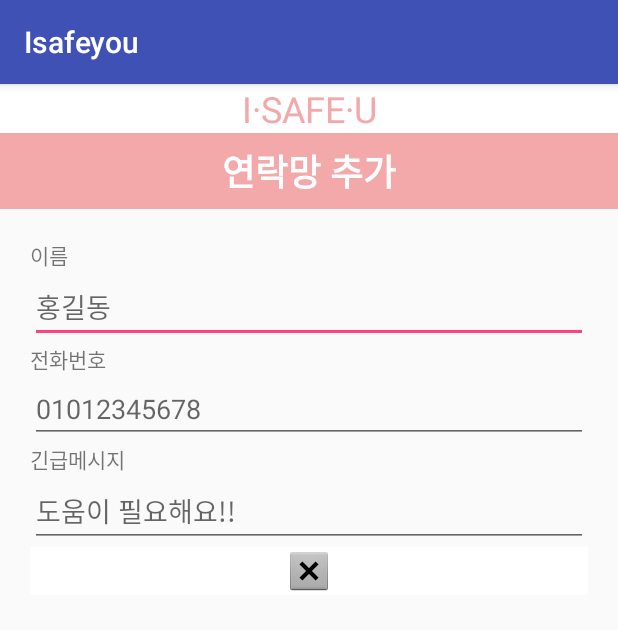
After one commit to Ankwinam/Isafeyou2, an Android app: the ContactAddActivity screen opened directly, with no data from a screen before it, on a phone screen of 412 x 824 dp. The commit adds this screen. Shown: the top 630 px of the screen. Run offline under Robolectric (Android 15) with nearby library versions, the phone set to English and light mode, and no system bars.

Commit message:
contactactivity 구성

```diff
--- a/app/build.gradle
+++ b/app/build.gradle
@@ -24,16 +24,17 @@ dependencies {
     androidTestCompile('com.android.support.test.espresso:espresso-core:2.2.2', {
         exclude group: 'com.android.support', module: 'support-annotations'
     })
+    //Circular Image View
+    compile 'com.google.android.gms:play-services:9.8.0'
+    compile files('lib/com.skp.Tmap_1.0.47.jar')
     compile 'com.android.support:appcompat-v7:25.3.0'
     compile 'com.android.support:design:25.3.0'
-    testCompile 'junit:junit:4.12'
-    //Circular Image View
     compile 'com.pkmmte.view:circularimageview:1.1'
     compile 'com.google.android.gms:play-services-appindexing:8.4.0'
     compile 'com.google.android.gms:play-services:9.8.0'
     compile 'com.bartoszlipinski:recyclerviewheader2:2.0.1'
     compile 'com.android.support:multidex:1.0.0'
-    compile 'com.google.android.gms:play-services:9.8.0'
     compile 'com.mcxiaoke.volley:library-aar:1.0.0'
-    compile files('lib/com.skp.Tmap_1.0.47.jar')
+    compile 'com.android.support.constraint:constraint-layout:1.0.2'
+    testCompile 'junit:junit:4.12'
 }
--- /dev/null
+++ b/app/src/main/java/com/example/kwinam/isafeyou/isafeyou/Activity/ContactAddActivity.java
@@ -0,0 +1,34 @@
+package com.example.kwinam.isafeyou.isafeyou.Activity;
+
+import android.support.v7.app.AppCompatActivity;
+import android.os.Bundle;
+import android.view.Gravity;
+import android.view.View;
+import android.widget.ImageButton;
+import android.widget.Toast;
+
+import com.example.kwinam.isafeyou.R;
+
+public class ContactAddActivity extends AppCompatActivity {
+
+    ImageButton add_decision;
+
+    @Override
+    protected void onCreate(Bundle savedInstanceState) {
+        super.onCreate(savedInstanceState);
+        setContentView(R.layout.contact_add);
+
+        add_decision = (ImageButton)findViewById(R.id.add_decision_btn);
+
+        add_decision.setOnClickListener(new View.OnClickListener() {
+            @Override
+            public void onClick(View v) {
+                Toast toast = Toast.makeText(getApplicationContext(),
+                        "추가 버튼 눌림", Toast.LENGTH_LONG);
+                toast.setGravity(Gravity.BOTTOM, 0, 0);
+                toast.show();
+            }
+        });
+
+    }
+}
--- a/app/src/main/java/com/example/kwinam/isafeyou/isafeyou/Fragment/TabFragment3.java
+++ b/app/src/main/java/com/example/kwinam/isafeyou/isafeyou/Fragment/TabFragment3.java
@@ -1,87 +1,40 @@
 package com.example.kwinam.isafeyou.isafeyou.Fragment;
 
 import android.app.Activity;
-import android.database.Cursor;
-import android.net.Uri;
+import android.content.Intent;
 import android.os.Bundle;
-import android.provider.ContactsContract;
 import android.support.v4.app.Fragment;
-import android.support.v4.app.FragmentActivity;
-import android.support.v4.app.ListFragment;
-import android.util.Log;
 import android.view.LayoutInflater;
 import android.view.View;
 import android.view.ViewGroup;
-import android.widget.ListView;
-import android.widget.TextView;
-import android.widget.Toolbar;
+import android.widget.ImageButton;
+
 
 import com.example.kwinam.isafeyou.R;
+import com.example.kwinam.isafeyou.isafeyou.Activity.ContactAddActivity;
 
 /**
  * Created by KwiNam on 2017-07-19.
  */
 
-public class TabFragment3 extends Fragment {
+public class TabFragment3 extends Fragment{
 
-    //String tag = null;
-    //ListView list;
+    ImageButton contactadd_btn;
 
     @Override
     public View onCreateView(LayoutInflater inflater, ViewGroup container, Bundle savedInstanceState) {
         View view = inflater.inflate(R.layout.fragment_3, container, false);
 
-        //list = (ListView) view.findViewById(R.id.contact_list);
-        //getList();
+        contactadd_btn = (ImageButton)view.findViewById(R.id.contact_add_btn);
+        contactadd_btn.setOnClickListener(new View.OnClickListener() {
+            @Override
+            public void onClick(View v) {
+                Intent intent = new Intent(getContext(), ContactAddActivity.class);
+                startActivity(intent);
+            }
+        });
 
         return view;
     }
 
-//    private void getList() {
-//        //주소록 URI
-//        Uri people = ContactsContract.CommonDataKinds.Phone.CONTENT_URI;
-//
-//        //검색할 컬럼 정하기
-//        String[] projection = new String[] {
-//                ContactsContract.CommonDataKinds.Phone._ID,
-//                ContactsContract.CommonDataKinds.Phone.DISPLAY_NAME,
-//                ContactsContract.CommonDataKinds.Phone.NUMBER
-//        };
-//
-//        @SuppressWarnings("deprecation");
-//        //Cursor cursor = getContentResolver().query(people, projection, null, null, null); //전화번호부 가져오기
-//        Cursor cursor = managedQuery(people, projection, null, null, null); //전화번호부 가져오기
-//
-//        int end = cursor.getCount(); //전화번호부 갯수 세기
-//        Log.d(tag, "end = "+end);
-//
-//        String[] name = new String[end]; //전화번호부의 이름을 저장할 배열 선언
-//        String[] phone = new String[end];
-//
-//        int count = 0;
-//
-//        if(cursor.moveToFirst()){
-//            //컬럼명으로 컬럼 인덱스 찾기
-//            int idIndex = cursor.getColumnIndex(ContactsContract.CommonDataKinds.Phone._ID);
-//            int nameIndex = cursor.getColumnIndex(ContactsContract.CommonDataKinds.Phone.DISPLAY_NAME);
-//            int phoneIndex = cursor.getColumnIndex(ContactsContract.CommonDataKinds.Phone.NUMBER);
-//
-//            do {
-//                //요소값 얻기
-//                int id = cursor.getInt(idIndex);
-//                name[count] = cursor.getString(nameIndex);
-//                phone[count] = cursor.getString(phoneIndex);
-//
-//                //LogCat에 로그 남기기
-//                Log.d(tag, "id = " + id + ", name[" + count + "]=" + name[count]);
-//                count++;
-//
-//                Log.d(tag, "id, count=" + id + "," + count +", 이름 =" + name[count] +", 번호=" +phone[count]);
-//
-//            } while(cursor.moveToNext() || count > end);
-//
-//
-//        }
-
-
-    }
+}
--- /dev/null
+++ b/app/src/main/res/layout/contact_add.xml
@@ -0,0 +1,122 @@
+<?xml version="1.0" encoding="utf-8"?>
+<LinearLayout xmlns:android="http://schemas.android.com/apk/res/android"
+    xmlns:app="http://schemas.android.com/apk/res-auto"
+    xmlns:tools="http://schemas.android.com/tools"
+    android:layout_width="match_parent"
+    android:layout_height="match_parent"
+    android:orientation="vertical"
+    tools:context="com.example.kwinam.isafeyou.isafeyou.Activity.ContactAddActivity">
+
+    <LinearLayout
+        android:layout_width="match_parent"
+        android:layout_height="wrap_content"
+        android:layout_alignParentTop="true"
+        android:background="#ffffff"
+        android:orientation="vertical">
+
+        <TextView
+            android:id="@+id/contactadd_title"
+            android:layout_width="match_parent"
+            android:layout_height="wrap_content"
+            android:gravity="center_vertical|center_horizontal"
+            android:text="I·SAFE·U"
+            android:textColor="#f3a9aa"
+            android:textSize="24sp" />
+
+        <TextView
+            android:id="@+id/contactadd_subtitle"
+            android:layout_width="match_parent"
+            android:layout_height="wrap_content"
+            android:background="#f3a9aa"
+            android:padding="7dp"
+            android:text="연락망 추가"
+            android:textAlignment="center"
+            android:textColor="#ffffff"
+            android:textSize="24sp"
+            android:textStyle="bold" />
+    </LinearLayout>
+
+    <LinearLayout
+        android:layout_width="match_parent"
+        android:layout_height="match_parent"
+        android:orientation="vertical"
+        android:padding="20dp">
+
+        <LinearLayout
+            android:layout_width="match_parent"
+            android:layout_height="wrap_content"
+            android:orientation="vertical">
+
+            <TextView
+                android:id="@+id/contactdaa_name"
+                android:layout_width="match_parent"
+                android:layout_height="wrap_content"
+                android:text="이름" />
+
+            <EditText
+                android:id="@+id/contactadd_nameinput"
+                android:layout_width="match_parent"
+                android:layout_height="wrap_content"
+                android:ems="10"
+                android:hint="홍길동"
+                android:inputType="textPersonName" />
+
+        </LinearLayout>
+
+        <LinearLayout
+            android:layout_width="match_parent"
+            android:layout_height="wrap_content"
+            android:orientation="vertical">
+
+            <TextView
+                android:id="@+id/contactadd_phone"
+                android:layout_width="match_parent"
+                android:layout_height="wrap_content"
+                android:text="전화번호" />
+
+            <EditText
+                android:id="@+id/contactadd_phoneinput"
+                android:layout_width="match_parent"
+                android:layout_height="wrap_content"
+                android:ems="10"
+                android:hint="01012345678"
+                android:inputType="phone" />
+        </LinearLayout>
+
+        <LinearLayout
+            android:layout_width="match_parent"
+            android:layout_height="wrap_content"
+            android:orientation="vertical">
+
+            <TextView
+                android:id="@+id/contactadd_message"
+                android:layout_width="match_parent"
+                android:layout_height="wrap_content"
+                android:text="긴급메시지" />
+
+            <EditText
+                android:id="@+id/contactadd_messageinput"
+                android:layout_width="match_parent"
+                android:layout_height="wrap_content"
+                android:ems="10"
+                android:hint="도움이 필요해요!!"
+                android:inputType="textLongMessage" />
+        </LinearLayout>
+
+        <LinearLayout
+            android:layout_width="match_parent"
+            android:layout_height="wrap_content"
+            android:orientation="horizontal">
+
+            <ImageButton
+                android:id="@+id/add_decision_btn"
+                android:layout_width="wrap_content"
+                android:layout_height="wrap_content"
+                android:layout_weight="1"
+                android:background="#ffffff"
+                app:srcCompat="@android:drawable/btn_dialog" />
+        </LinearLayout>
+
+    </LinearLayout>
+
+</LinearLayout>
--- a/app/src/main/res/layout/fragment_3.xml
+++ b/app/src/main/res/layout/fragment_3.xml
@@ -20,15 +20,18 @@
             android:layout_weight="1"
             android:background="#ffffff"
             android:ems="10"
-            android:inputType="textPersonName"
-            android:hint="이름 검색" />
+            android:hint="이름 검색"
+            android:inputType="textPersonName" />
 
         <ImageButton
             android:id="@+id/contact_add_btn"
-            android:layout_width="wrap_content"
-            android:layout_height="wrap_content"
-            android:layout_weight="0"
-            app:srcCompat="@android:drawable/ic_input_add" />
+            android:layout_width="50dp"
+            android:layout_height="50dp"
+            android:background="#f3a9aa"
+            android:maxHeight="@dimen/activity_vertical_margin"
+            android:padding="5dp"
+            android:scaleType="centerCrop"
+            app:srcCompat="@drawable/contact_plus" />
 
     </LinearLayout>
 
```
Also changed, not shown: app/src/main/AndroidManifest.xml (+10 -8 lines), app/src/main/res/drawable/contact_plus.png (added).
